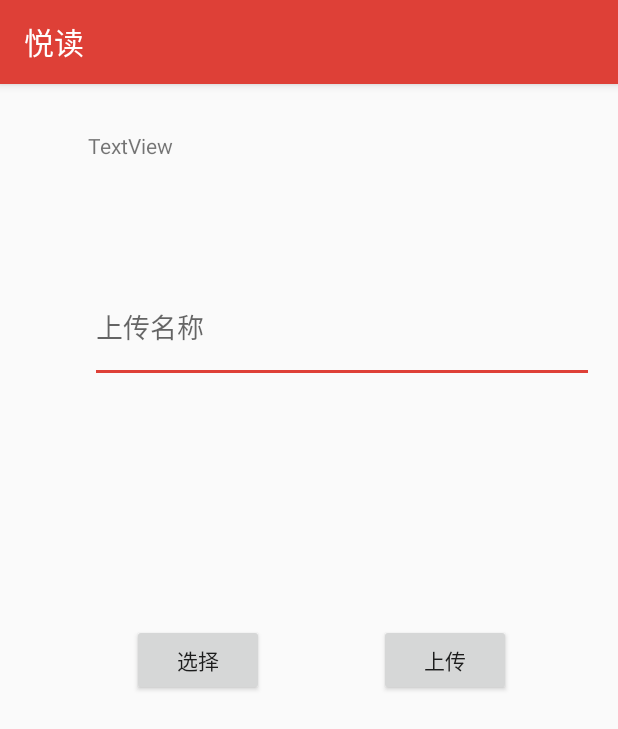
After one commit to lazy-bear777/HappyReading, an Android app: the UploadActivity screen opened directly, with no data from a screen before it, on a phone screen of 412 x 824 dp. The commit adds this screen. Shown: the top 729 px of the screen. Run offline under Robolectric (Android 15) with nearby library versions, the phone set to English and light mode, and no system bars.

Commit message:
文件上传接口download

```diff
--- a/SZL/app/src/main/AndroidManifest.xml
+++ b/SZL/app/src/main/AndroidManifest.xml
@@ -13,7 +13,8 @@
         android:roundIcon="@mipmap/ic_launcher_round"
         android:supportsRtl="true"
         android:theme="@style/AppTheme">
-        <activity android:name=".TestActivity"></activity>
+        <activity android:name=".UploadActivity"></activity>
+        <activity android:name=".TestActivity" />
         <activity android:name=".RegisterActivity" />
         <activity android:name=".StartActivity" />
         <activity android:name=".MainActivity" />
--- a/SZL/app/src/main/java/com/example/szl/StartActivity.java
+++ b/SZL/app/src/main/java/com/example/szl/StartActivity.java
@@ -74,6 +74,7 @@ public class StartActivity extends AppCompatActivity {
                 else if(responseRec.getStatus()==0)
                 {
                     dbOperation.add(user);
+                    Toast.makeText(StartActivity.this,dbOperation.getUserID(),Toast.LENGTH_SHORT).show();
                     Intent intent=new Intent(StartActivity.this,TestActivity.class);
                     startActivity(intent);
                 }
--- /dev/null
+++ b/SZL/app/src/main/java/com/example/szl/UploadActivity.java
@@ -0,0 +1,67 @@
+package com.example.szl;
+
+import androidx.annotation.Nullable;
+import androidx.annotation.RequiresApi;
+import androidx.appcompat.app.AppCompatActivity;
+
+import android.app.Activity;
+import android.content.Intent;
+import android.net.Uri;
+import android.os.Build;
+import android.os.Bundle;
+import android.view.View;
+import android.widget.Button;
+import android.widget.EditText;
+import android.widget.TextView;
+
+import com.example.szl.ServiceAPI.FileFunc;
+
+import retrofit2.http.Body;
+
+public class UploadActivity extends AppCompatActivity {
+
+    private TextView tv_path;
+    private EditText et_fileName;
+    private Button bt_choose;
+    private Button bt_send;
+    private String filePath;
+    private String fileName;
+
+    @Override
+    protected void onCreate(Bundle savedInstanceState) {
+        super.onCreate(savedInstanceState);
+        setContentView(R.layout.activity_upload);
+        tv_path = (TextView) findViewById(R.id.et_path);
+        et_fileName = (EditText) findViewById(R.id.et_filename);
+        bt_choose = (Button) findViewById(R.id.bt_choose);
+        bt_send = (Button) findViewById(R.id.bt_send);
+        bt_choose.setOnClickListener(new View.OnClickListener() {
+            @Override
+            public void onClick(View v) {
+                Intent intent=new Intent(Intent.ACTION_GET_CONTENT);
+                intent.setType("*/*");
+                intent.addCategory(intent.CATEGORY_OPENABLE);
+                startActivityForResult(intent,1000);
+            }
+        });
+
+    }
+    @RequiresApi(api = Build.VERSION_CODES.KITKAT)
+    @Override
+    protected void onActivityResult(int requestCode, int resultCode, @Nullable Intent data) {
+        super.onActivityResult(requestCode, resultCode, data);
+        if (resultCode == Activity.RESULT_OK) {
+            assert data != null;
+            Uri uri = data.getData();
+            assert uri != null;
+            filePath = FileFunc.getPath(this, uri);
+            //获取文件名
+            fileName = filePath.substring(filePath.lastIndexOf("/") + 1, filePath.length());
+
+
+            tv_path.setText(filePath);
+            et_fileName.setText(fileName);
+
+        }
+    }
+}
--- /dev/null
+++ b/SZL/app/src/main/res/layout/activity_upload.xml
@@ -0,0 +1,56 @@
+<?xml version="1.0" encoding="utf-8"?>
+<androidx.constraintlayout.widget.ConstraintLayout xmlns:android="http://schemas.android.com/apk/res/android"
+    xmlns:app="http://schemas.android.com/apk/res-auto"
+    xmlns:tools="http://schemas.android.com/tools"
+    android:layout_width="match_parent"
+    android:layout_height="match_parent"
+    tools:context=".UploadActivity">
+
+    <TextView
+        android:id="@+id/et_path"
+        android:layout_width="337dp"
+        android:layout_height="61dp"
+        android:text="TextView"
+        app:layout_constraintBottom_toBottomOf="parent"
+        app:layout_constraintEnd_toEndOf="parent"
+        app:layout_constraintHorizontal_bias="0.783"
+        app:layout_constraintStart_toStartOf="parent"
+        app:layout_constraintTop_toTopOf="parent"
+        app:layout_constraintVertical_bias="0.044" />
+
+    <EditText
+        android:id="@+id/et_filename"
+        android:layout_width="336dp"
+        android:layout_height="74dp"
+        android:ems="10"
+        android:hint="上传名称"
+        android:inputType="textPersonName"
+        app:layout_constraintBottom_toBottomOf="parent"
+        app:layout_constraintEnd_toEndOf="parent"
+        app:layout_constraintHorizontal_bias="0.786"
+        app:layout_constraintStart_toStartOf="parent"
+        app:layout_constraintTop_toBottomOf="@+id/et_path"
+        app:layout_constraintVertical_bias="0.054" />
+
+    <Button
+        android:id="@+id/bt_choose"
+        android:layout_width="wrap_content"
+        android:layout_height="wrap_content"
+        android:text="选择"
+        app:layout_constraintBottom_toBottomOf="parent"
+        app:layout_constraintEnd_toEndOf="parent"
+        app:layout_constraintHorizontal_bias="0.272"
+        app:layout_constraintStart_toStartOf="parent"
+        app:layout_constraintTop_toTopOf="parent" />
+
+    <Button
+        android:id="@+id/bt_send"
+        android:layout_width="wrap_content"
+        android:layout_height="wrap_content"
+        android:text="上传"
+        app:layout_constraintBottom_toBottomOf="parent"
+        app:layout_constraintEnd_toEndOf="parent"
+        app:layout_constraintHorizontal_bias="0.78"
+        app:layout_constraintStart_toStartOf="parent"
+        app:layout_constraintTop_toTopOf="parent" />
+</androidx.constraintlayout.widget.ConstraintLayout>
--- a/demo15/src/main/java/com/example/demo15/Service/IFileService.java
+++ b/demo15/src/main/java/com/example/demo15/Service/IFileService.java
@@ -1,6 +1,7 @@
 package com.example.demo15.Service;
 
 import com.example.demo15.Common.ServerResponse;
+import com.example.demo15.Model.BookBean;
 import com.example.demo15.Model.File;
 
 import java.util.List;
@@ -10,5 +11,5 @@ public interface IFileService {
 
     public ServerResponse addFile(File file);
 
-    public ServerResponse<List<File>> getFileByFileName(String fileName);
+    public ServerResponse<List<BookBean>> download(String fileName);
 }
--- a/demo15/src/main/java/com/example/demo15/dao/FileDao.java
+++ b/demo15/src/main/java/com/example/demo15/dao/FileDao.java
@@ -1,5 +1,6 @@
 package com.example.demo15.dao;
 
+import com.example.demo15.Model.BookBean;
 import com.example.demo15.Model.File;
 import org.apache.ibatis.annotations.Mapper;
 import org.apache.ibatis.annotations.Param;
@@ -26,4 +27,6 @@ public interface FileDao {
     public List<File> selectFileByFileName(@Param("fileName")String fileName);
 
     public List<File> selectAllFile();
+
+    public List<BookBean> getBookBeans(@Param("fileName")String fileName);
 }
--- a/demo15/src/main/resources/mapper/FileMapper.xml
+++ b/demo15/src/main/resources/mapper/FileMapper.xml
@@ -33,4 +33,8 @@
         select * from file where UserID=#{userID}
     </select>
 
+    <select id="getBookBeans" resultType="BookBean">
+        select FileName,FileNum from file where FileName=#{fileName}
+    </select>
+
 </mapper>
```
Also changed, not shown: SZL/app/src/main/java/com/example/szl/RequiestTest/FileUpload.java (added, +12 -0 lines), SZL/app/src/main/java/com/example/szl/ResponseModel/File.java (added, +83 -0 lines), SZL/app/src/main/java/com/example/szl/SQLiteDB/DBOperation.java (+8 -0 lines), SZL/app/src/main/java/com/example/szl/ServiceAPI/FileFunc.java (+9 -38 lines), SZL/app/src/main/java/com/example/szl/TestActivity.java (+19 -0 lines), SZL/app/src/main/res/layout/activity_test.xml (+11 -0 lines), demo15/src/main/java/com/example/demo15/Controler/ServletUpLoad.java (deleted, +0 -103 lines), demo15/src/main/java/com/example/demo15/Controler/UploadTest.java (deleted, +0 -56 lines), demo15/src/main/java/com/example/demo15/Controler/fileDownLoad.java (added, +25 -0 lines), demo15/src/main/java/com/example/demo15/Model/BookBean.java (added, +30 -0 lines), demo15/src/main/java/com/example/demo15/Service/Impl/IFileServiceImpl.java (+9 -4 lines), 1 other file.
